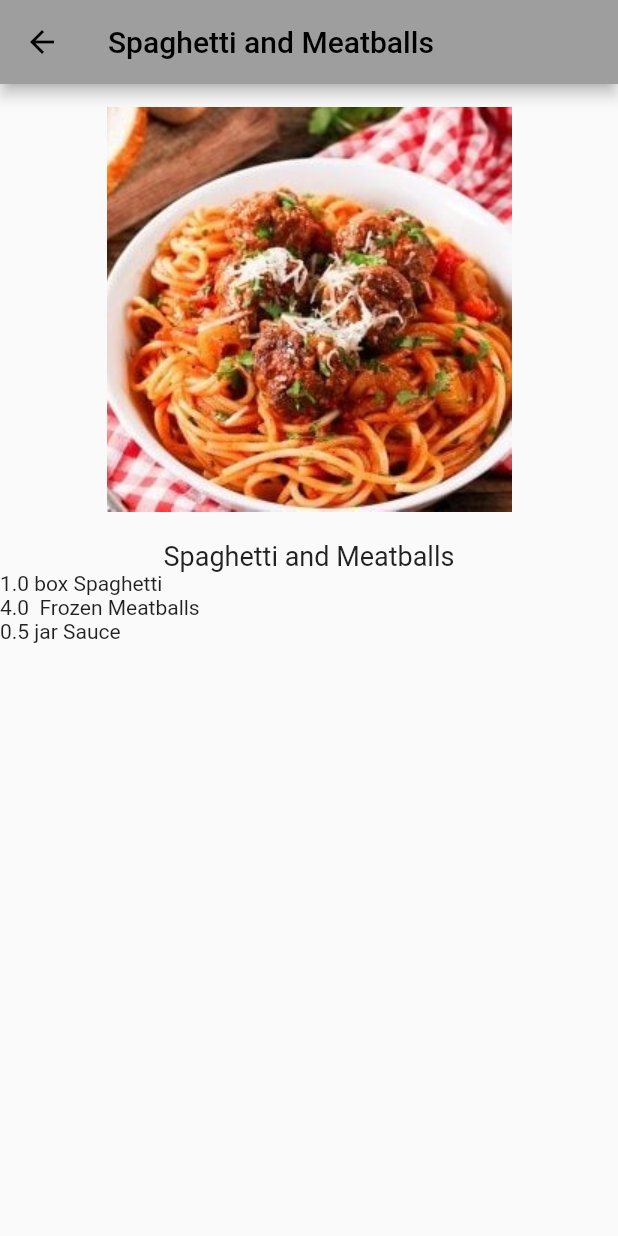
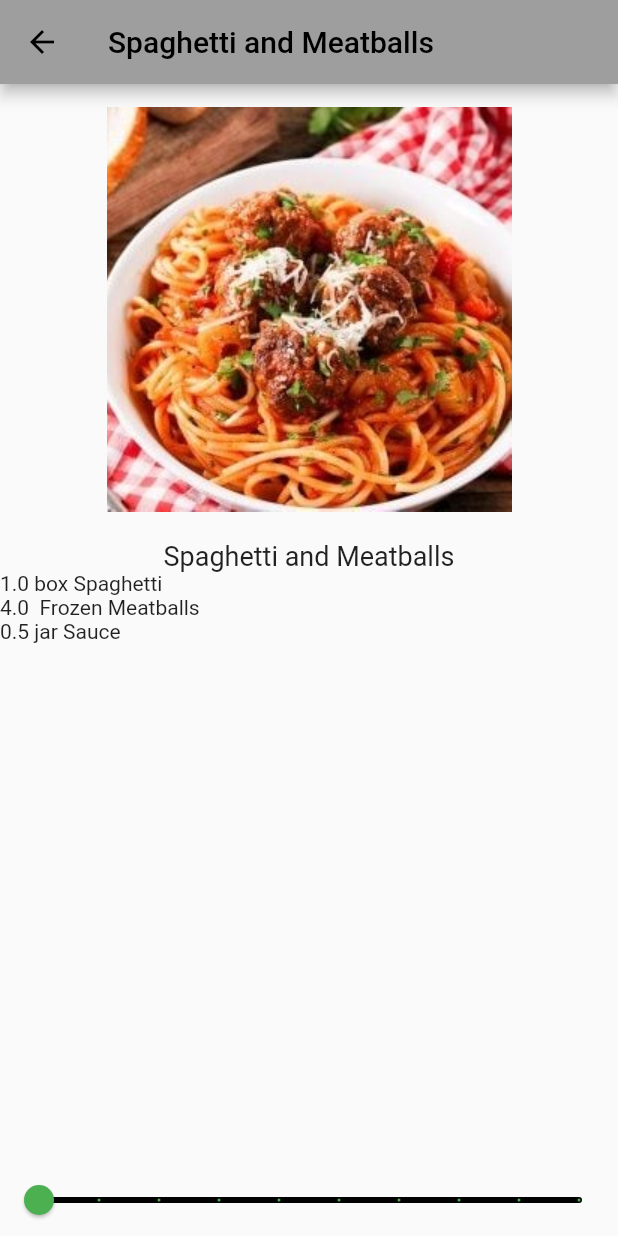
Before and after one commit to hramaroson/recipe_app, a Flutter app: the screen it shows after launch, after a tap on "Spaghetti and Meatballs", on a phone screen of 412 x 824 dp. Run offline on Flutter 3.47's test engine with Material 2 defaults, Android fonts, the phone set to English and light mode, and no system bars.

Commit message:
Add Slider

```diff
--- a/lib/recipe_detail.dart
+++ b/lib/recipe_detail.dart
@@ -13,6 +13,7 @@ class RecipeDetail extends StatefulWidget{
 }
 
 class _RecipeDetailState extends State<RecipeDetail>{
+  int _sliderVal = 1;
   @override
   Widget build(BuildContext context){
     return Scaffold(
@@ -42,9 +43,25 @@ class _RecipeDetailState extends State<RecipeDetail>{
                 itemCount: widget.recipe.ingredients.length,
                 itemBuilder: (BuildContext context, int index){
                   final ingredient = widget.recipe.ingredients[index];
-                  return Text("${ingredient.quantity} ${ingredient.mesure} "
+
+                  return Text("${ingredient.quantity * _sliderVal} ${ingredient.mesure} "
                   "${ingredient.name}");
                 })
+            ),
+            Slider(
+              min: 1,
+              max: 10,
+              divisions: 9,
+              label: "${_sliderVal * widget.recipe.servings} servings",
+              value:  _sliderVal.toDouble(),
+              onChanged: (newValue) {
+                setState(() {
+                  _sliderVal = newValue.round();
+                });
+              },
+              activeColor: Colors.green,
+              inactiveColor: Colors.black,
+
             )
           ],
         ),
```
